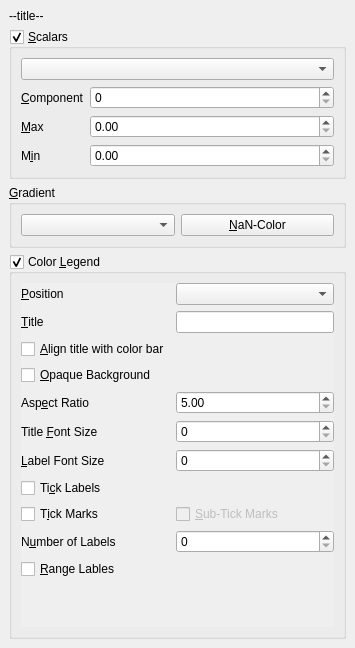
Before: the Qt Designer form gui/visualization_config/ColorMappingChooser.ui in kateyy/geohazardvis, drawn with Qt 5.
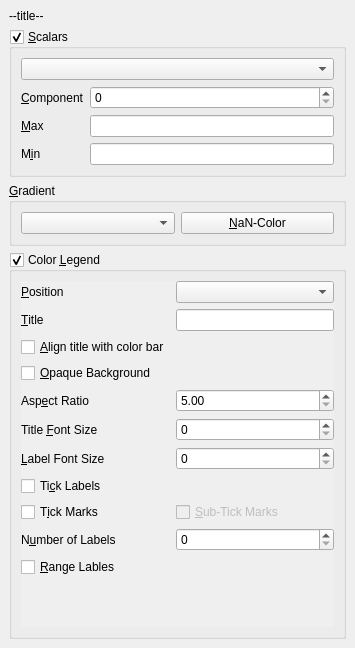
After: the same form once the commit is applied. Custom widgets are drawn as their Qt base class.

Commit message: Add DoubleSpinBox supporting scientific notation

What changed in the file:
```diff
--- a/gui/visualization_config/ColorMappingChooser.ui
+++ b/gui/visualization_config/ColorMappingChooser.ui
@@ -61,11 +61,7 @@
         </widget>
        </item>
        <item row="2" column="1">
-        <widget class="QDoubleSpinBox" name="maxValueSpinBox">
-         <property name="value">
-          <double>0.000000000000000</double>
-         </property>
-        </widget>
+        <widget class="DoubleSpinBox" name="maxValueSpinBox"/>
        </item>
        <item row="3" column="0">
         <widget class="QLabel" name="minLabel">
@@ -78,7 +74,7 @@
         </widget>
        </item>
        <item row="3" column="1">
-        <widget class="QDoubleSpinBox" name="minValueSpinBox"/>
+        <widget class="DoubleSpinBox" name="minValueSpinBox"/>
        </item>
        <item row="0" column="0" colspan="2">
         <widget class="QComboBox" name="scalarsComboBox"/>
@@ -320,6 +316,13 @@
    </layout>
   </widget>
  </widget>
+ <customwidgets>
+  <customwidget>
+   <class>DoubleSpinBox</class>
+   <extends>QLineEdit</extends>
+   <header>gui/widgets/DoubleSpinBox.h</header>
+  </customwidget>
+ </customwidgets>
  <tabstops>
   <tabstop>scalarsGroupBox</tabstop>
   <tabstop>scalarsComboBox</tabstop>
```
The commit also changes 8 other files.
